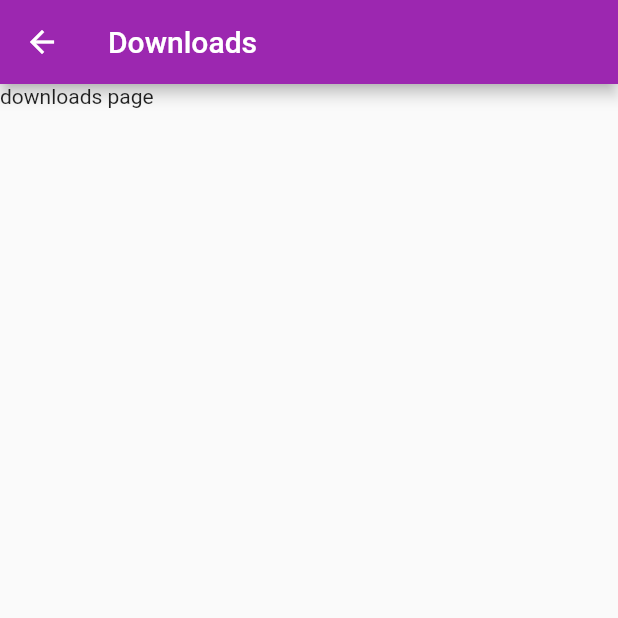
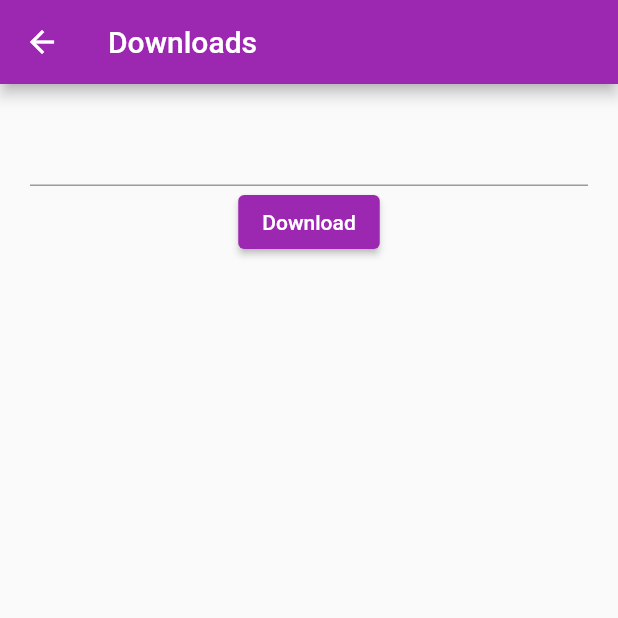
Before and after one commit to ManderO9/MusicPlayer, a Flutter app: the screen it shows after launch, after a tap on the "download" icon, on a phone screen of 412 x 824 dp, the top half of it. Run offline on Flutter 3.47's test engine with Material 2 defaults, Android fonts, the phone set to English and light mode, and no system bars; our stand-ins replace audioplayers, sqflite; accounts and stored records are empty; network calls fail.

Commit message:
added file download

```diff
--- a/lib/DownloadPage.dart
+++ b/lib/DownloadPage.dart
@@ -1,18 +1,44 @@
 import 'dart:io';
+import 'package:flutter/foundation.dart';
 import 'package:flutter/material.dart';
 import 'package:musicplayer/Models/SongModel.dart';
 import 'package:musicplayer/MusicPlayer.dart';
 import 'package:flutter/services.dart';
 
-
 class DownloadPage extends StatefulWidget {
-  DownloadPage({super.key});
+  const DownloadPage({super.key});
 
   @override
   State<DownloadPage> createState() => _DownloadPageState();
 }
 
 class _DownloadPageState extends State<DownloadPage> {
+  String downloadsDirectory = "/storage/emulated/0/Download";
+
+  Future<String> downloadFile(String url) async {
+    // Create Http client
+    var httpClient = HttpClient();
+    // Send request and get response
+    var request = await httpClient.getUrl(Uri.parse(url));
+    var response = await request.close();
+
+    // Get response body
+    var bytes = await consolidateHttpClientResponseBytes(response);
+
+    // Create a file to store new song in
+    var filePath =
+        "$downloadsDirectory/${DateTime.now().microsecondsSinceEpoch}.mp3";
+    File file = File(filePath);
+    var createdFile = await file.create();
+
+    // Store the song
+    await createdFile.writeAsBytes(bytes);
+
+    // Return the path to the song
+    return file.path;
+  }
+
+  TextEditingController textController = TextEditingController();
 
   @override
   Widget build(BuildContext context) {
@@ -21,7 +47,26 @@ class _DownloadPageState extends State<DownloadPage> {
         title: const Text("Downloads"),
       ),
       // Songs list
-      body: const Text("downloads page"),
+      body: Center(
+        child: Padding(
+          padding: EdgeInsets.all(20),
+          child: Column(
+            children: [
+              TextField(
+                controller: textController,
+              ),
+              ElevatedButton(
+                  onPressed: () async {
+                    var url = textController.value.text;
+                    var filePath = await downloadFile(url);
+                    ScaffoldMessenger.of(context).showSnackBar(SnackBar(
+                        content: Text("File downloaded\nPath: $filePath")));
+                  },
+                  child: const Text("Download"))
+            ],
+          ),
+        ),
+      ),
     );
   }
 }
--- a/lib/MusicPlayer.dart
+++ b/lib/MusicPlayer.dart
@@ -16,7 +16,7 @@ class MusicPlayer{
   }
 
   static stopPlaying(){
-
+    player?.stop();
   }
 
 }
--- a/lib/main.dart
+++ b/lib/main.dart
@@ -87,13 +87,24 @@ class _MyHomePageState extends State<MyHomePage> {
     // Delete all existing songs
     songs.clear();
 
+    // Get the favorite songs
+    var favorites = await DataAccess.GetFavories();
+
     // For each file item
     for (var element in children) {
       // Get the name of the file
       var name = element.path.split("/").last;
 
+      // Whether this song is a favorite
+      bool isFavorite = false;
+
+      // Check if this song is a favorite
+      if(favorites.any((fav) => fav.path ==element.path )) {
+        isFavorite = true;
+      }
+
       // Create a new song and add it to the list of songs
-      songs.add(SongModel(name, element.path, false));
+      songs.add(SongModel(name, element.path, isFavorite));
     }
 
     setState(() {});
@@ -112,7 +123,6 @@ class _MyHomePageState extends State<MyHomePage> {
     musicPlaying = true;
 
     // Play the requested song
-    // TODO: maybe have a check if we are already playing another song or not
     MusicPlayer.playSong(songs[index].path);
   }
 
@@ -167,6 +177,7 @@ class _MyHomePageState extends State<MyHomePage> {
   @override
   void dispose() {
     stopService();
+    MusicPlayer.stopPlaying();
     super.dispose();
   }
 
@@ -204,18 +215,24 @@ class _MyHomePageState extends State<MyHomePage> {
       appBar: AppBar(
         title: Text(widget.title),
         actions: [
-          ElevatedButton(
+          IconButton(
+              onPressed: () async {
+                // Reload songs
+                await loadSongs();
+              },
+              icon: const Icon(Icons.refresh)),
+          IconButton(
               onPressed: () {
                 Navigator.of(context).push(
                     MaterialPageRoute(builder: (context) => FavorisPage()));
               },
-              child: const Icon(Icons.heart_broken)),
-          ElevatedButton(
+              icon: const Icon(Icons.heart_broken)),
+          IconButton(
               onPressed: () {
                 Navigator.of(context).push(
                     MaterialPageRoute(builder: (context) => DownloadPage()));
               },
-              child: const Icon(Icons.download))
+              icon: const Icon(Icons.download))
         ],
       ),
 
@@ -258,20 +275,30 @@ class _MyHomePageState extends State<MyHomePage> {
                       child: const Padding(
                           padding: EdgeInsets.all(5),
                           child: Icon(Icons.navigate_next))),
-                  GestureDetector(onTap: (){
-                    if(songs.isNotEmpty){
-                      setState(() {
-                        songs[currentPlayingSongIndex].isFavorite = !songs[currentPlayingSongIndex].isFavorite;
-                        if(songs[currentPlayingSongIndex].isFavorite) {
-                          DataAccess.AddFavorie(songs[currentPlayingSongIndex]);
-                        }else{
-                          DataAccess.RemoveFavorie(songs[currentPlayingSongIndex]);
-                        }
-                      });
-                    }
-                  },  child:Icon(Icons.heart_broken, color: (songs.isEmpty || !songs[currentPlayingSongIndex].isFavorite)
-                      ? Colors.black12
-                      : Colors.red,),),
+                  GestureDetector(
+                    onTap: () {
+                      if (songs.isNotEmpty) {
+                        setState(() {
+                          songs[currentPlayingSongIndex].isFavorite =
+                              !songs[currentPlayingSongIndex].isFavorite;
+                          if (songs[currentPlayingSongIndex].isFavorite) {
+                            DataAccess.AddFavorie(
+                                songs[currentPlayingSongIndex]);
+                          } else {
+                            DataAccess.RemoveFavorie(
+                                songs[currentPlayingSongIndex]);
+                          }
+                        });
+                      }
+                    },
+                    child: Icon(
+                      Icons.heart_broken,
+                      color: (songs.isEmpty ||
+                              !songs[currentPlayingSongIndex].isFavorite)
+                          ? Colors.black12
+                          : Colors.red,
+                    ),
+                  ),
                 ],
               ),
             ],
```
Also changed, not shown: 1 other file.
